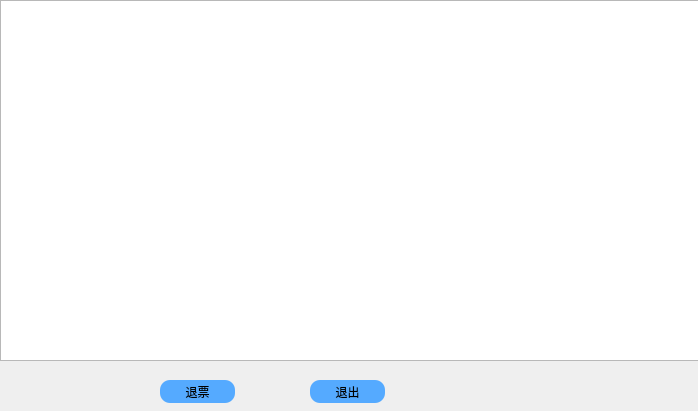
Old version of the form ordered.ui in the repository TommyLee96/flight-management.
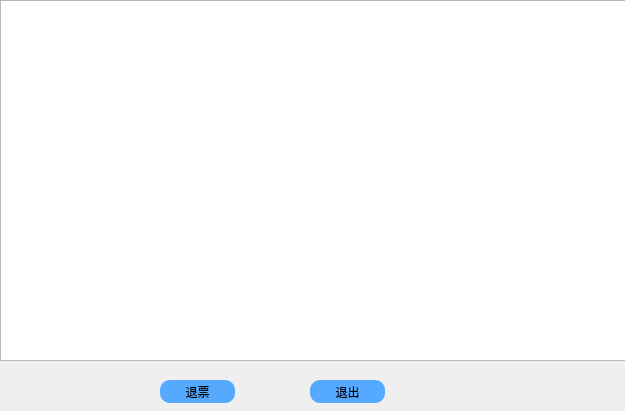
New version of the form.

Diff of the .ui file:
```diff
--- a/ordered.ui
+++ b/ordered.ui
@@ -6,7 +6,7 @@
    <rect>
     <x>0</x>
     <y>0</y>
-    <width>698</width>
+    <width>625</width>
     <height>411</height>
    </rect>
   </property>
@@ -18,7 +18,7 @@
     <rect>
      <x>0</x>
      <y>0</y>
-     <width>701</width>
+     <width>631</width>
      <height>361</height>
     </rect>
    </property>
```
